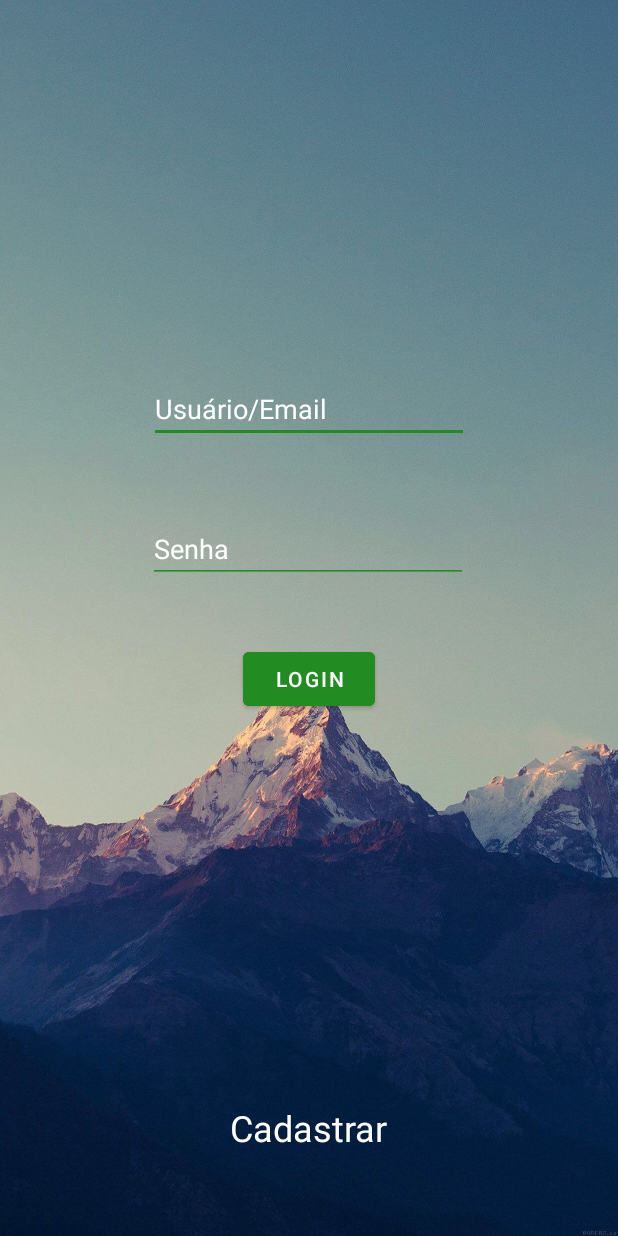
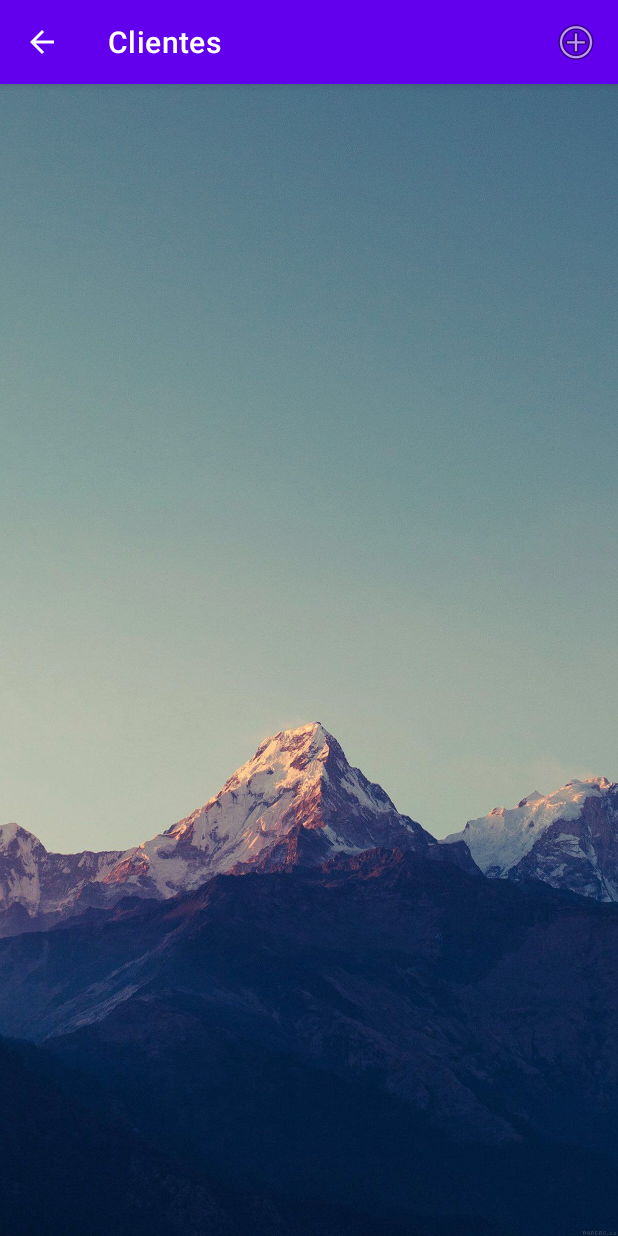
Before and after one commit to DanielFelipe21/BooksProject, an Android app: the screen it shows after launch (MainActivity before the commit, ScreenClients after it), after a tap on "LOGIN", on a phone screen of 412 x 824 dp. Run offline under Robolectric (Android 15) with nearby library versions, the phone set to English and light mode, and no system bars; our stand-ins replace Volley.

Commit message:
Adição dos componentes de action bar do projeto e elementos de layour em algumas telas.

```diff
--- a/app/src/main/java/com/example/booksproject/HomeScreen.kt
+++ b/app/src/main/java/com/example/booksproject/HomeScreen.kt
@@ -6,6 +6,8 @@ import android.os.Bundle
 class HomeScreen : AppCompatActivity() {
     override fun onCreate(savedInstanceState: Bundle?) {
         super.onCreate(savedInstanceState)
-        setContentView(R.layout.activity_login_screen)
+        setContentView(R.layout.activity_home_screen)
+
+        supportActionBar?.title = "Home"
     }
 }
--- a/app/src/main/java/com/example/booksproject/MainActivity.kt
+++ b/app/src/main/java/com/example/booksproject/MainActivity.kt
@@ -28,30 +28,29 @@ class MainActivity : AppCompatActivity() {
         val button: Button = findViewById(R.id.buttonLogin)
         val editUser: EditText = findViewById(R.id.editUser)
         val editPassword: EditText = findViewById(R.id.editPassword)
-        val textCadastro = findViewById<TextView>(R.id.textRegister)
         val usuario = editUser.text.toString()
         val password = editPassword.text.toString()
 
+//        button.setOnClickListener {
+//            val queue = Volley.newRequestQueue(this)
+//            val gson = Gson()
+//            val url = "http://10.0.2.2:8090/usuario/login"
+//            //val url = ""
+//            var user = User()
+//            val stringRequest = StringRequest(Request.Method.POST, url, { response ->
+//                user.passwd = password
+//                user.user = usuario;
+//                gson.toJson(user)
+//                Log.i("API_book", response.toString())
+//                val resp = gson.fromJson(response, User::class.java)
+//            }, { error ->
+//                Log.i("API_book_error", error.toString())
+//            })
+//            queue.add(stringRequest)
+//        }
+
         button.setOnClickListener {
-            val queue = Volley.newRequestQueue(this)
-            val gson = Gson()
-            val url = "http://10.0.2.2:8090/usuario/login"
-            //val url = ""
-            var user = User()
-            val stringRequest = StringRequest(Request.Method.POST, url, { response ->
-                user.passwd = password
-                user.user = usuario;
-                gson.toJson(user)
-                Log.i("API_book", response.toString())
-                val resp = gson.fromJson(response, User::class.java)
-            }, { error ->
-                Log.i("API_book_error", error.toString())
-            })
-            queue.add(stringRequest)
-        }
-
-        textCadastro.setOnClickListener{
-            val intent = Intent(baseContext, RegisterScreen::class.java)
+            val intent = Intent(baseContext, ScreenClients::class.java)
             startActivity(intent)
         }
     }
--- /dev/null
+++ b/app/src/main/java/com/example/booksproject/ScreenClients.kt
@@ -0,0 +1,40 @@
+package com.example.booksproject
+
+import android.content.Intent
+import androidx.appcompat.app.AppCompatActivity
+import android.os.Bundle
+import android.view.Menu
+import android.view.MenuItem
+
+class ScreenClients : AppCompatActivity() {
+    override fun onCreate(savedInstanceState: Bundle?) {
+        super.onCreate(savedInstanceState)
+        setContentView(R.layout.activity_screen_clients)
+
+        supportActionBar?.setDisplayHomeAsUpEnabled(true)
+        supportActionBar?.setHomeButtonEnabled(true)
+        supportActionBar?.title = "Clientes"
+    }
+
+    override fun onCreateOptionsMenu(menu: Menu?): Boolean {
+        menuInflater.inflate(R.menu.menu_plus, menu)
+        return super.onCreateOptionsMenu(menu)
+    }
+
+    override fun onOptionsItemSelected(item: MenuItem): Boolean {
+        return when (item.itemId) {
+
+            android.R.id.home -> {
+                startActivity(Intent(baseContext, HomeScreen::class.java))
+                true
+            }
+
+            R.id.btn_plus -> {
+                startActivity(Intent(baseContext, RegisterClient::class.java))
+                true
+            }
+
+            else -> return super.onOptionsItemSelected(item)
+        }
+    }
+}
--- a/app/src/main/res/layout/activity_login_screen.xml
+++ b/app/src/main/res/layout/activity_home_screen.xml
@@ -4,6 +4,5 @@
     xmlns:tools="http://schemas.android.com/tools"
     android:layout_width="match_parent"
     android:layout_height="match_parent"
-    tools:context=".HomeScreen">
-
-</androidx.constraintlayout.widget.ConstraintLayout>
+    tools:context=".HomeScreen"
+    android:background="@drawable/bgimage"/>
--- a/app/src/main/res/layout/activity_main.xml
+++ b/app/src/main/res/layout/activity_main.xml
@@ -48,16 +48,4 @@
         app:layout_constraintEnd_toEndOf="parent"
         app:layout_constraintStart_toStartOf="parent"
         app:layout_constraintTop_toBottomOf="@+id/editPassword" />
-
-    <TextView
-        android:id="@+id/textRegister"
-        android:layout_width="wrap_content"
-        android:layout_height="wrap_content"
-        android:layout_marginBottom="56dp"
-        android:text="Cadastrar"
-        android:textColor="@color/white"
-        android:textSize="24sp"
-        app:layout_constraintBottom_toBottomOf="parent"
-        app:layout_constraintEnd_toEndOf="parent"
-        app:layout_constraintStart_toStartOf="parent" />
 </androidx.constraintlayout.widget.ConstraintLayout>
--- a/app/src/main/res/layout/activity_register_screen.xml
+++ b/app/src/main/res/layout/activity_screen_clients.xml
@@ -4,6 +4,14 @@
     xmlns:tools="http://schemas.android.com/tools"
     android:layout_width="match_parent"
     android:layout_height="match_parent"
-    tools:context=".RegisterScreen">
+    tools:context=".ScreenClients"
+    android:background="@drawable/bgimage">
 
+    <ListView
+        android:layout_width="361dp"
+        android:layout_height="631dp"
+        app:layout_constraintBottom_toBottomOf="parent"
+        app:layout_constraintEnd_toEndOf="parent"
+        app:layout_constraintStart_toStartOf="parent"
+        app:layout_constraintTop_toTopOf="parent" />
 </androidx.constraintlayout.widget.ConstraintLayout>
--- /dev/null
+++ b/app/src/main/res/menu/menu_plus.xml
@@ -0,0 +1,9 @@
+<?xml version="1.0" encoding="utf-8"?>
+<menu xmlns:app="http://schemas.android.com/apk/res-auto"
+    xmlns:android="http://schemas.android.com/apk/res/android">
+
+    <item android:title="Item"
+        android:id="@+id/btn_plus"
+        android:icon="@android:drawable/ic_menu_add"
+        app:showAsAction="always"/>
+</menu>
```
Also changed, not shown: app/src/main/AndroidManifest.xml (+8 -2 lines), app/src/main/java/com/example/booksproject/RegisterBooks.kt (added, +29 -0 lines), app/src/main/java/com/example/booksproject/RegisterClient.kt (added, +29 -0 lines), app/src/main/java/com/example/booksproject/RegisterScreen.kt (deleted, +0 -11 lines), app/src/main/java/com/example/booksproject/ScreenBooks.kt (added, +40 -0 lines), app/src/main/res/layout/activity_register_books.xml (added, +77 -0 lines), app/src/main/res/layout/activity_register_client.xml (added, +93 -0 lines), app/src/main/res/layout/activity_screen_books.xml (added, +18 -0 lines).
